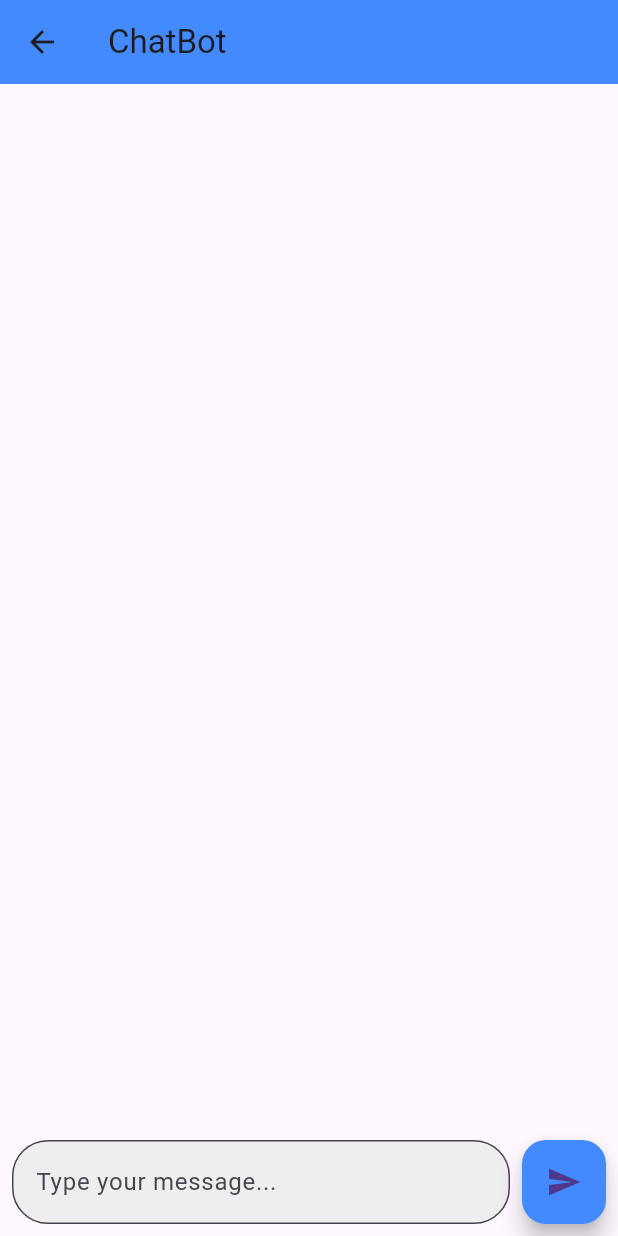
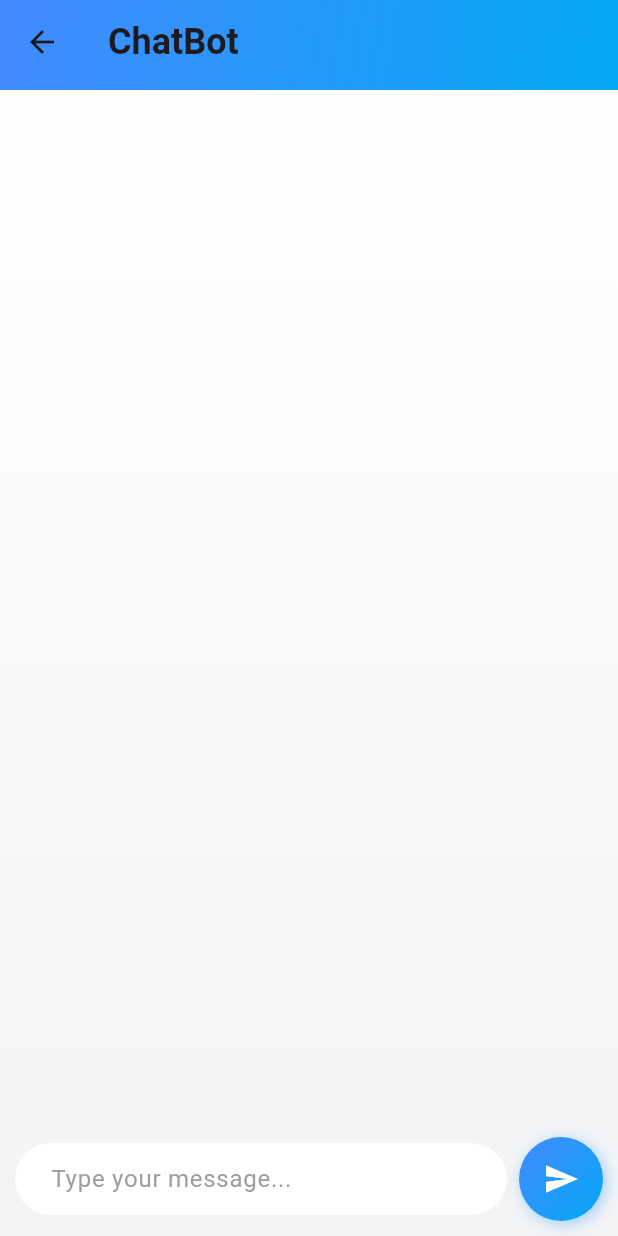
Before and after one commit to Ajay-2022-Soft-Tech/mental_health, a Flutter app: the ChatBotScreen screen opened directly, on a phone screen of 412 x 824 dp. Run offline on Flutter 3.47's test engine with Material 3 defaults, Android fonts, the phone set to English and light mode, and no system bars; our stand-ins replace percent_indicator.

Commit message:
Everything done

```diff
--- a/lib/main.dart
+++ b/lib/main.dart
@@ -46,7 +46,7 @@ class SelfCareApp extends StatelessWidget {
         ),
         initialRoute: '/',
         routes: {
-          '/': (context) => HomeScreen(),
+          '/': (context) => SignInScreen(),
           '/home': (context) => HomeScreen(),
           '/question': (context) => HackathonQuestionnaireScreen(),
           '/break': (context) => BreakReminderScreen(),
--- a/lib/views/HomeScreen.dart
+++ b/lib/views/HomeScreen.dart
@@ -3,22 +3,8 @@ import 'package:mental_health/views/smart_watch_screen.dart';
 import 'dart:convert';
 import 'package:flutter/material.dart';
 import 'package:http/http.dart' as http;
+import 'package:mental_health/views/weekly_progress_screen.dart';
 
-// Main Entry Point
-void main() {
-  runApp(MyApp());
-}
-
-class MyApp extends StatelessWidget {
-  @override
-  Widget build(BuildContext context) {
-    return MaterialApp(
-      debugShowCheckedModeBanner: false,
-      title: 'Meditation App',
-      home: HomeScreen(),
-    );
-  }
-}
 
 // Home Screen with Bottom Navigation Bar
 class HomeScreen extends StatefulWidget {
@@ -33,7 +19,7 @@ class _HomeScreenState extends State<HomeScreen> {
   final List<Widget> _screens = [
     HomeScreenContent(),
     SmartwatchScreen(),
-    ProgressScreen(ratings: {}),
+    WeeklyProgressScreen(),
     ChatBotScreen(),
   ];
 
@@ -324,6 +310,7 @@ class ProgressScreen extends StatelessWidget {
 
 // Meditation Paths Screen
 
+
 class ChatBotScreen extends StatefulWidget {
   @override
   _ChatBotScreenState createState() => _ChatBotScreenState();
@@ -334,7 +321,8 @@ class _ChatBotScreenState extends State<ChatBotScreen> {
   final TextEditingController _messageController = TextEditingController();
   bool _isTyping = false;
 
-  final String _apiKey = "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"; // Replace with your OpenAI API Key
+  final String _apiKey = "AIzaSyBw13hNKVP4mXUwAl4Ah8gskJJwIwpXWVA"; // Replace with your OpenAI API Key
+
 
   // Function to send a message
   void _sendMessage() async {
@@ -389,9 +377,11 @@ class _ChatBotScreenState extends State<ChatBotScreen> {
         final data = jsonDecode(response.body);
         return data['choices'][0]['message']['content'].trim();
       } else {
+        print("Error: ${response.statusCode} - ${response.body}");
         return "Sorry, I couldn't process your request. Please try again later.";
       }
     } catch (e) {
+      print("Error: $e");
       return "An error occurred. Please check your internet connection.";
     }
   }
@@ -399,11 +389,34 @@ class _ChatBotScreenState extends State<ChatBotScreen> {
   @override
   Widget build(BuildContext context) {
     return Scaffold(
-      appBar: AppBar(
-        title: Text('ChatBot'),
-        backgroundColor: Colors.blueAccent,
+      appBar: PreferredSize(
+        preferredSize: Size.fromHeight(60.0),
+        child: AppBar(
+          title: Text(
+            'ChatBot',
+            style: TextStyle(fontWeight: FontWeight.bold, fontSize: 24),
           ),
-      body: Column(
+          flexibleSpace: Container(
+            decoration: BoxDecoration(
+              gradient: LinearGradient(
+                colors: [Colors.blueAccent, Colors.lightBlue],
+                begin: Alignment.topLeft,
+                end: Alignment.bottomRight,
+              ),
+            ),
+          ),
+          elevation: 5,
+        ),
+      ),
+      body: Container(
+        decoration: BoxDecoration(
+          gradient: LinearGradient(
+            colors: [Colors.white, Color(0xFFF2F3F5)],
+            begin: Alignment.topCenter,
+            end: Alignment.bottomCenter,
+          ),
+        ),
+        child: Column(
           children: [
             // Chat Messages
             Expanded(
@@ -418,24 +431,43 @@ class _ChatBotScreenState extends State<ChatBotScreen> {
                   return Align(
                     alignment: isUser ? Alignment.centerRight : Alignment.centerLeft,
                     child: Container(
-                    margin: const EdgeInsets.symmetric(vertical: 4.0),
+                      margin: const EdgeInsets.symmetric(vertical: 6.0),
                       padding: const EdgeInsets.symmetric(
                         horizontal: 16.0,
-                      vertical: 10.0,
+                        vertical: 12.0,
                       ),
+                      constraints: BoxConstraints(
+                          maxWidth: MediaQuery.of(context).size.width * 0.7),
                       decoration: BoxDecoration(
-                      color: isUser ? Colors.blueAccent : Colors.grey.shade200,
+                        color: isUser
+                            ? Colors.blueAccent.withOpacity(0.9)
+                            : Colors.white,
+                        gradient: isUser
+                            ? LinearGradient(
+                          colors: [Colors.blueAccent, Colors.lightBlue],
+                          begin: Alignment.topLeft,
+                          end: Alignment.bottomRight,
+                        )
+                            : null,
                         borderRadius: BorderRadius.only(
                           topLeft: Radius.circular(12),
                           topRight: Radius.circular(12),
                           bottomLeft: isUser ? Radius.circular(12) : Radius.zero,
                           bottomRight: isUser ? Radius.zero : Radius.circular(12),
                         ),
+                        boxShadow: [
+                          BoxShadow(
+                            color: Colors.black12,
+                            blurRadius: 4,
+                            offset: Offset(0, 2),
+                          ),
+                        ],
                       ),
                       child: Text(
                         message['message']!,
                         style: TextStyle(
                           color: isUser ? Colors.white : Colors.black87,
+                          fontSize: 16,
                         ),
                       ),
                     ),
@@ -444,16 +476,17 @@ class _ChatBotScreenState extends State<ChatBotScreen> {
               ),
             ),
 
+            // Typing Indicator
             if (_isTyping) ...[
               Padding(
-              padding: const EdgeInsets.symmetric(horizontal: 16.0),
+                padding: const EdgeInsets.symmetric(horizontal: 16.0, vertical: 8.0),
                 child: Row(
                   children: [
-                  CircularProgressIndicator(),
+                    CircularProgressIndicator(strokeWidth: 2, color: Colors.blueAccent),
                     SizedBox(width: 10),
                     Text(
                       "Assistant is typing...",
-                    style: TextStyle(color: Colors.grey),
+                      style: TextStyle(color: Colors.grey, fontSize: 14),
                     ),
                   ],
                 ),
@@ -462,33 +495,58 @@ class _ChatBotScreenState extends State<ChatBotScreen> {
 
             // Message Input
             Padding(
-            padding: const EdgeInsets.all(8.0),
+              padding: const EdgeInsets.all(10.0),
               child: Row(
                 children: [
                   Expanded(
                     child: TextField(
                       controller: _messageController,
+                      style: TextStyle(fontSize: 16),
                       decoration: InputDecoration(
                         hintText: 'Type your message...',
+                        hintStyle: TextStyle(color: Colors.grey),
                         border: OutlineInputBorder(
                           borderRadius: BorderRadius.circular(24),
+                          borderSide: BorderSide.none,
                         ),
                         filled: true,
-                      fillColor: Colors.grey.shade200,
+                        fillColor: Colors.white,
+                        contentPadding: const EdgeInsets.symmetric(
+                          horizontal: 20,
+                          vertical: 10,
+                        ),
                       ),
                     ),
                   ),
                   SizedBox(width: 8),
-                FloatingActionButton(
-                  onPressed: _sendMessage,
-                  backgroundColor: Colors.blueAccent,
-                  child: Icon(Icons.send),
+                  GestureDetector(
+                    onTap: _sendMessage,
+                    child: Container(
+                      padding: EdgeInsets.all(16),
+                      decoration: BoxDecoration(
+                        shape: BoxShape.circle,
+                        gradient: LinearGradient(
+                          colors: [Colors.blueAccent, Colors.lightBlue],
+                          begin: Alignment.topLeft,
+                          end: Alignment.bottomRight,
+                        ),
+                        boxShadow: [
+                          BoxShadow(
+                            color: Colors.blue.withOpacity(0.4),
+                            blurRadius: 8,
+                            offset: Offset(2, 2),
+                          ),
+                        ],
+                      ),
+                      child: Icon(Icons.send, color: Colors.white),
+                    ),
                   ),
                 ],
               ),
             ),
           ],
         ),
+      ),
     );
   }
 }
--- a/pubspec.yaml
+++ b/pubspec.yaml
@@ -36,6 +36,7 @@ dependencies:
   cupertino_icons: ^1.0.8
   provider: ^6.1.2
   http: ^1.2.2
+  percent_indicator: ^4.2.2
 
 
 dev_dependencies:
```
Also changed, not shown: lib/views/fake_push_notification.dart (added, +151 -0 lines), lib/views/smart_watch_screen.dart (+55 -30 lines), lib/views/weekly_progress_screen.dart (added, +255 -0 lines), pubspec.lock. Lines whose indentation alone changed are shown as unchanged.
